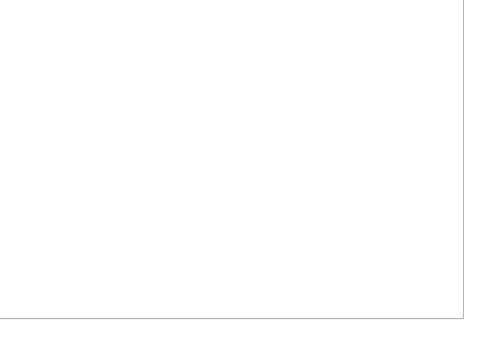
Qt form mainwindow.ui (EvgTer/exam) before a commit; both pictures show x 547 to 1027 and y 290 to 652 of the 1027 by 652 pixel window.
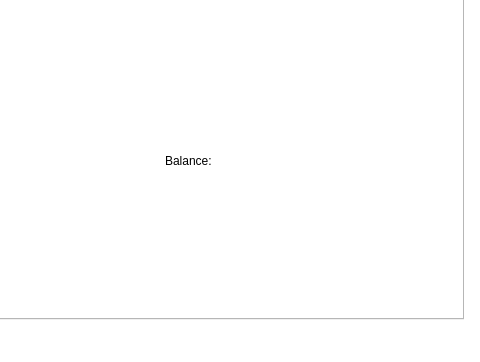
The same form after that commit. The open tabs and pages were chosen to show the change.

Commit message: Completely rewritten delete and balance and added code for table library, but somewhere is a throw

```diff
--- a/mainwindow.ui
+++ b/mainwindow.ui
@@ -178,6 +178,32 @@
        </item>
       </layout>
      </widget>
+     <widget class="QWidget" name="">
+      <property name="geometry">
+       <rect>
+        <x>700</x>
+        <y>380</y>
+        <width>181</width>
+        <height>31</height>
+       </rect>
+      </property>
+      <layout class="QHBoxLayout" name="horizontalLayout">
+       <item>
+        <widget class="QLabel" name="label_6">
+         <property name="text">
+          <string>Balance:</string>
+         </property>
+        </widget>
+       </item>
+       <item>
+        <widget class="QLabel" name="label_balance">
+         <property name="text">
+          <string/>
+         </property>
+        </widget>
+       </item>
+      </layout>
+     </widget>
     </widget>
     <widget class="QWidget" name="tab_2">
      <attribute name="title">
```
Left out of the diff: 2 changed lines with no effect on the pictures. The commit also changes 7 other files.
